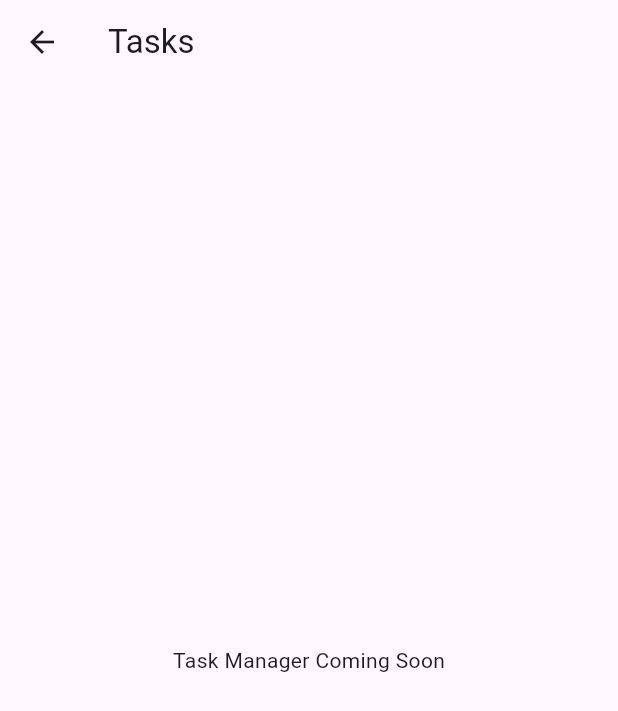
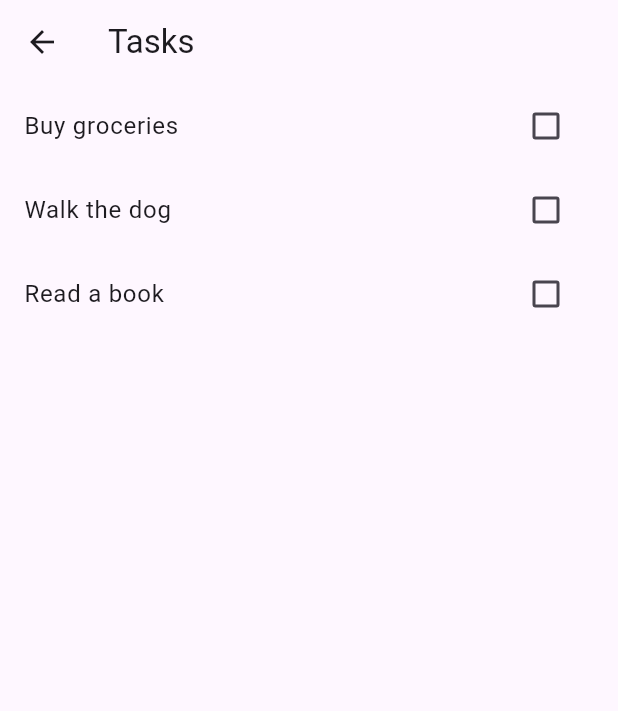
Before and after one commit to Saifudheenpv/lifemate-app, a Flutter app: the TasksScreen screen opened by its route, on a phone screen of 412 x 824 dp. Shown: the top 711 px of the screen. Run offline on Flutter 3.47's test engine with Material 3 defaults, Android fonts, the light colour scheme and no system bars.

Commit message:
Add basic task management with toggle complete feature

```diff
--- /dev/null
+++ b/lib/features/tasks/task_model.dart
@@ -0,0 +1,13 @@
+class Task {
+  final int id;
+  final String title;
+  final String description;
+  bool isCompleted;
+
+  Task({
+    required this.id,
+    required this.title,
+    this.description = '',
+    this.isCompleted = false,
+  });
+}
--- a/lib/features/tasks/tasks_screen.dart
+++ b/lib/features/tasks/tasks_screen.dart
@@ -1,13 +1,50 @@
 import 'package:flutter/material.dart';
+import 'task_model.dart';
 
-class TasksScreen extends StatelessWidget {
+class TasksScreen extends StatefulWidget {
   const TasksScreen({super.key});
+
+  @override
+  _TasksScreenState createState() => _TasksScreenState();
+}
+
+class _TasksScreenState extends State<TasksScreen> {
+  List<Task> tasks = [
+    Task(id: 1, title: 'Buy groceries'),
+    Task(id: 2, title: 'Walk the dog'),
+    Task(id: 3, title: 'Read a book'),
+  ];
+
+  void toggleComplete(int id) {
+    setState(() {
+      final task = tasks.firstWhere((task) => task.id == id);
+      task.isCompleted = !task.isCompleted;
+    });
+  }
 
   @override
   Widget build(BuildContext context) {
     return Scaffold(
       appBar: AppBar(title: const Text('Tasks')),
-      body: const Center(child: Text('Task Manager Coming Soon')),
+      body: ListView.builder(
+        itemCount: tasks.length,
+        itemBuilder: (context, index) {
+          final task = tasks[index];
+          return ListTile(
+            title: Text(
+              task.title,
+              style: TextStyle(
+                decoration:
+                    task.isCompleted ? TextDecoration.lineThrough : null,
+              ),
+            ),
+            trailing: Checkbox(
+              value: task.isCompleted,
+              onChanged: (_) => toggleComplete(task.id),
+            ),
+          );
+        },
+      ),
     );
   }
 }
```
